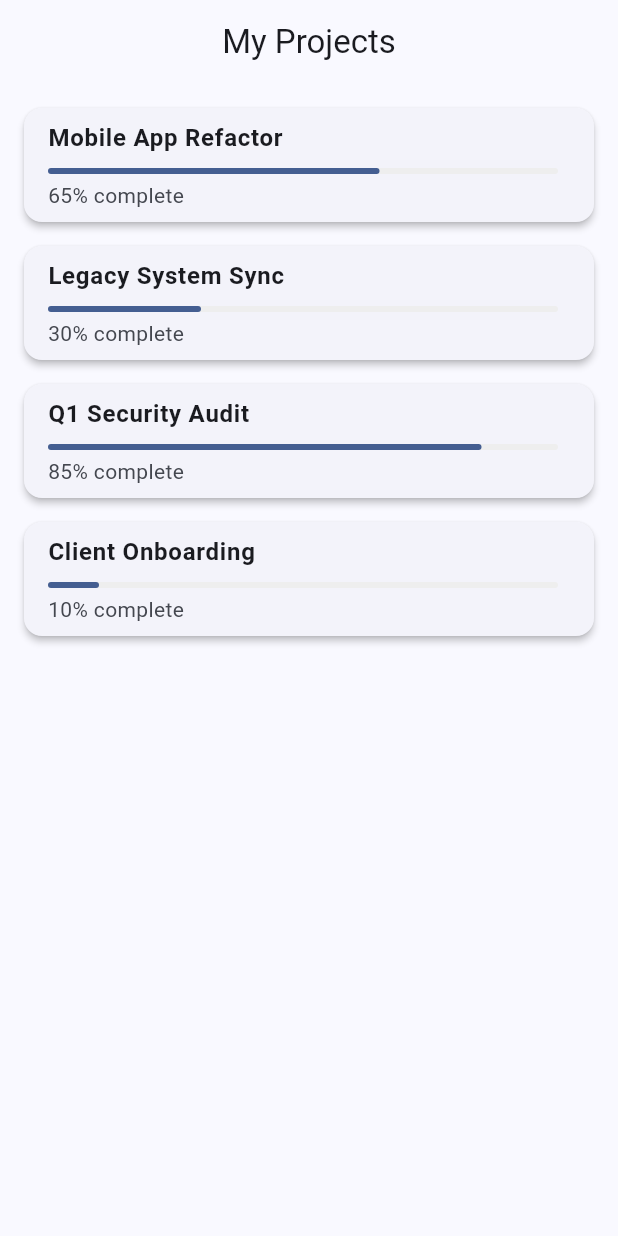
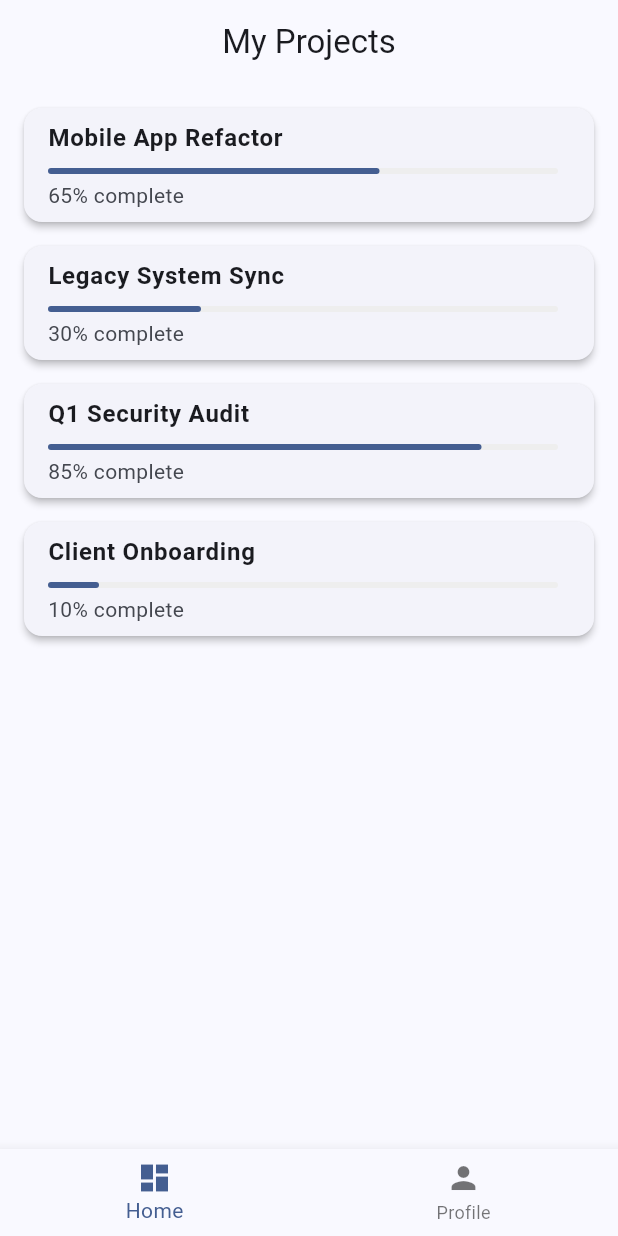
Before and after one commit to AniketS1712/flutter-nav-complexity-study, a Flutter app: the screen it shows after launch, after a tap on "Login", on a phone screen of 412 x 824 dp. Run offline on Flutter 3.47's test engine with Material 3 defaults, Android fonts, the phone set to English and light mode, and no system bars.

Commit message:
feat(nav2): stage 2 - nested state and bottom navigation

```diff
--- a/lib/screens/dashboard_screen.dart
+++ b/lib/screens/dashboard_screen.dart
@@ -1,7 +1,11 @@
 import 'package:flutter/material.dart';
 import 'package:nav_complexit_ystudy/models/project.dart';
+import 'package:nav_complexit_ystudy/screens/profile_screen.dart';
 
 class DashboardScreen extends StatelessWidget {
+  final int selectedIndex;
+  final ValueChanged<int> onTabSelected;
+
   final List<Project> projects = [
     Project(id: '1', name: 'Mobile App Refactor', progress: 0.65),
     Project(id: '2', name: 'Legacy System Sync', progress: 0.30),
@@ -9,10 +13,45 @@ class DashboardScreen extends StatelessWidget {
     Project(id: '4', name: 'Client Onboarding', progress: 0.10),
   ];
 
-  DashboardScreen({super.key});
+  DashboardScreen({
+    super.key,
+    required this.selectedIndex,
+    required this.onTabSelected,
+  });
 
   @override
   Widget build(BuildContext context) {
+    return Scaffold(
+      body: Navigator(
+        pages: [
+          if (selectedIndex == 0)
+            MaterialPage(
+              key: const ValueKey('ProjectsList'),
+              child: _buildProjectsList(),
+            ),
+          if (selectedIndex == 1)
+            const MaterialPage(
+              key: ValueKey('ProfileScreen'),
+              child: ProfileScreen(),
+            ),
+        ],
+        onPopPage: (route, result) {
+          if (!route.didPop(result)) return false;
+          return true;
+        },
+      ),
+      bottomNavigationBar: BottomNavigationBar(
+        currentIndex: selectedIndex,
+        onTap: onTabSelected,
+        items: const [
+          BottomNavigationBarItem(icon: Icon(Icons.dashboard), label: 'Home'),
+          BottomNavigationBarItem(icon: Icon(Icons.person), label: 'Profile'),
+        ],
+      ),
+    );
+  }
+
+  Widget _buildProjectsList() {
     return Scaffold(
       appBar: AppBar(title: const Text('My Projects')),
       body: ListView.builder(
```
Also changed, not shown: lib/navigation/router_delegate.dart (+11 -1 lines).
